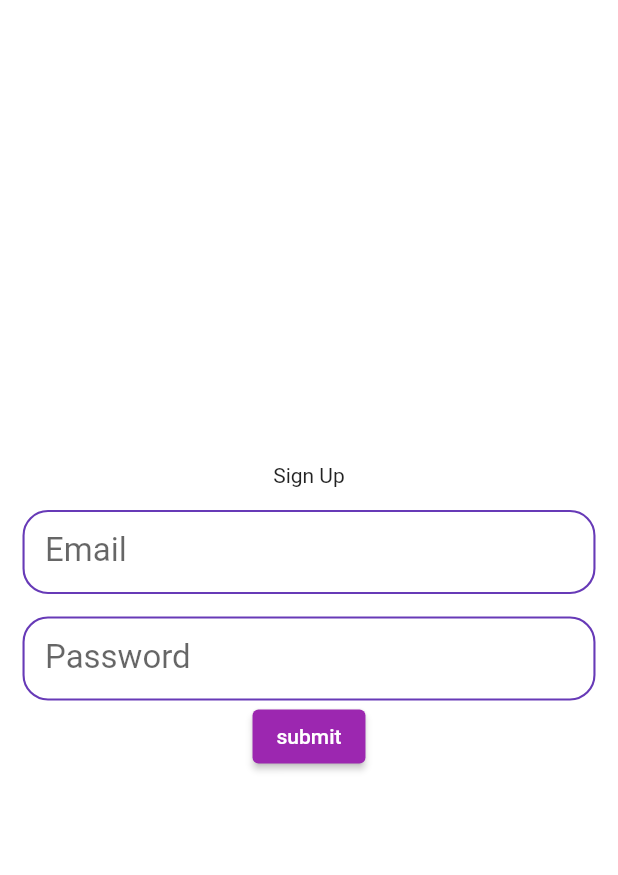
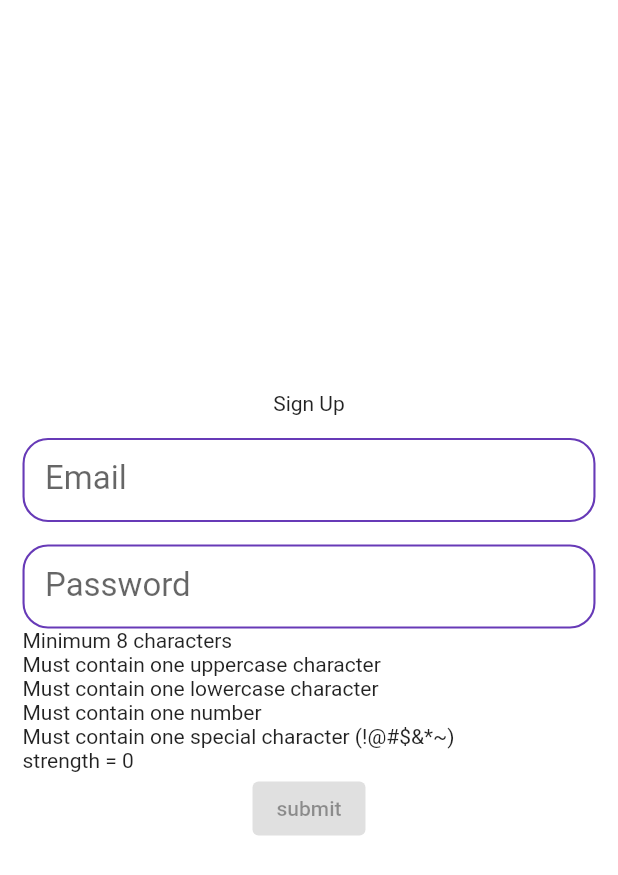
Before and after one commit to AadityaCholayil/PassMate, a Flutter app: the SignUpPage screen opened by its route, on a phone screen of 412 x 824 dp. Shown: the top 875 px of the screen. Run offline on Flutter 3.47's test engine with Material 2 defaults, Android fonts, the phone set to English and light mode, and no system bars; our stand-ins replace equatable, firebase_auth, firebase_core, flutter_bloc, google_sign_in; accounts and stored records are empty; statements that could not run were skipped.

Commit message:
SignupBloc done

```diff
--- a/lib/auth_screens/signup_page.dart
+++ b/lib/auth_screens/signup_page.dart
@@ -15,10 +15,31 @@ class SignUpPage extends StatefulWidget {
 }
 
 class _SignUpPageState extends State<SignUpPage> {
-  String email = '';
-  String password = '';
+  Email email = Email('');
+  Password password = Password('');
+  PasswordStrength passwordStrength = PasswordStrength.fromPassword('');
 
   final GlobalKey<FormState> _formKey = GlobalKey<FormState>();
+
+  Widget _buildPasswordStrength(){
+    return Container(
+      child: Column(
+        crossAxisAlignment: CrossAxisAlignment.start,
+        mainAxisSize: MainAxisSize.min,
+        children: [
+          ListView.builder(
+            shrinkWrap: true,
+            itemCount: passwordStrength.list.length,
+            itemBuilder: (context, index){
+              String text = passwordStrength.list[index];
+              return Text(text);
+            },
+          ),
+          Text('strength = ${passwordStrength.strength}')
+        ],
+      ),
+    );
+  }
 
   @override
   Widget build(BuildContext context) {
@@ -53,7 +74,7 @@ class _SignUpPageState extends State<SignUpPage> {
                       CustomTextFormField(
                         labelText: 'Email',
                         onSaved: (value) {
-                          email = value ?? '';
+                          email.email = value ?? '';
                         },
                       ),
                       SizedBox(
@@ -61,20 +82,24 @@ class _SignUpPageState extends State<SignUpPage> {
                       ),
                       CustomTextFormField(
                         labelText: 'Password',
-                        onSaved: (value) {
-                          password = value ?? '';
+                        onChanged: (value) {
+                          setState(() {
+                            password.password = value ?? '';
+                            passwordStrength = password.passwordStrength;
+                          });
                         },
                       ),
+                      _buildPasswordStrength(),
                       ElevatedButton(
                         child: Text('submit'),
-                        onPressed: () async {
+                        onPressed: passwordStrength.strength<5?null:() async {
                           _formKey.currentState?.save();
                           ScaffoldMessenger.of(context).showSnackBar(
                               showCustomSnackBar(context, state.message));
                           BlocProvider.of<SignupBloc>(context).add(
                               SignupUsingCredentials(
-                                  email: Email(email),
-                                  password: Password(password)));
+                                  email: email,
+                                  password: password));
                         },
                       ),
                     ],
--- a/lib/model/credentials.dart
+++ b/lib/model/credentials.dart
@@ -17,58 +17,51 @@ class Password {
   Password(this.password);
 
   PasswordStrength get passwordStrength {
-    return PasswordStrength.fromCredentials(password);
+    return PasswordStrength.fromPassword(password);
   }
 
 }
 
 class PasswordStrength{
 
-  bool containsUpper = false;
-  bool containsLower = false;
-  bool containsNumber = false;
-  bool containsSpecialChar = false;
-  bool isLong = false;
-  bool isVeryLong = false;
+  List<String> list = [
+    'Minimum 8 characters',
+    'Must contain one uppercase character',
+    'Must contain one lowercase character',
+    'Must contain one number',
+    'Must contain one special character (!@#\$&*~)'
+  ];
+  int strength = 0;
 
-  PasswordStrength(){
-    this.containsUpper = false;
-    this.containsLower = false;
-    this.containsNumber = false;
-    this.containsSpecialChar = false;
-    this.isLong = false;
-  }
-
-  PasswordStrength.fromCredentials(String password){
-    this.containsUpper = RegExp(r'(?=.*[A-Z])').hasMatch(password);
-    this.containsLower = RegExp(r'(?=.*[a-z])').hasMatch(password);
-    this.containsNumber = RegExp(r'(?=.*[0-9])').hasMatch(password);
-    this.containsSpecialChar = RegExp(r'(?=.*[!@#\$&*~])').hasMatch(password);
-    this.isLong = password.length>=8;
-    this.isVeryLong = password.length>=14;
-  }
-
-  int get strength {
-    int strength = 0;
+  PasswordStrength.fromPassword(String password){
+    bool containsUpper = RegExp(r'(?=.*[A-Z])').hasMatch(password);
+    bool containsLower = RegExp(r'(?=.*[a-z])').hasMatch(password);
+    bool containsNumber = RegExp(r'(?=.*[0-9])').hasMatch(password);
+    bool containsSpecialChar = RegExp(r'(?=.*[!@#\$&*~])').hasMatch(password);
+    bool isLong = password.length>=8;
+    bool isVeryLong = password.length>=14;
     if (containsUpper) {
       strength++;
+      list.remove('Must contain one uppercase character');
     }
     if (containsLower) {
       strength++;
+      list.remove('Must contain one lowercase character');
     }
     if (containsNumber) {
       strength++;
+      list.remove('Must contain one number');
     }
     if (containsSpecialChar) {
       strength++;
+      list.remove('Must contain one special character (!@#\$&*~)');
     }
     if (isLong) {
       strength++;
+      list.remove('Minimum 8 characters');
     }
     if (isVeryLong) {
       strength++;
     }
-    return strength;
   }
-
 }
--- a/lib/shared/custom_widgets.dart
+++ b/lib/shared/custom_widgets.dart
@@ -5,9 +5,10 @@ class CustomTextFormField extends StatelessWidget {
   final String? labelText;
   final String? Function(String? onSaved)? validator;
   final void Function(String? onSaved)? onSaved;
+  final void Function(String? onSaved)? onChanged;
   final TextInputType? keyboardType;
 
-  const CustomTextFormField({Key? key, this.labelText, this.validator, this.onSaved, this.keyboardType}) : super(key: key);
+  const CustomTextFormField({Key? key, this.labelText, this.validator, this.onSaved, this.keyboardType, this.onChanged}) : super(key: key);
 
   @override
   Widget build(BuildContext context) {
@@ -107,6 +108,7 @@ class CustomTextFormField extends StatelessWidget {
       style: TextStyle(fontSize: 22.0, fontWeight: FontWeight.w400),
       validator: validator,
       onSaved: onSaved,
+      onChanged: onChanged,
     );
   }
 }
```
